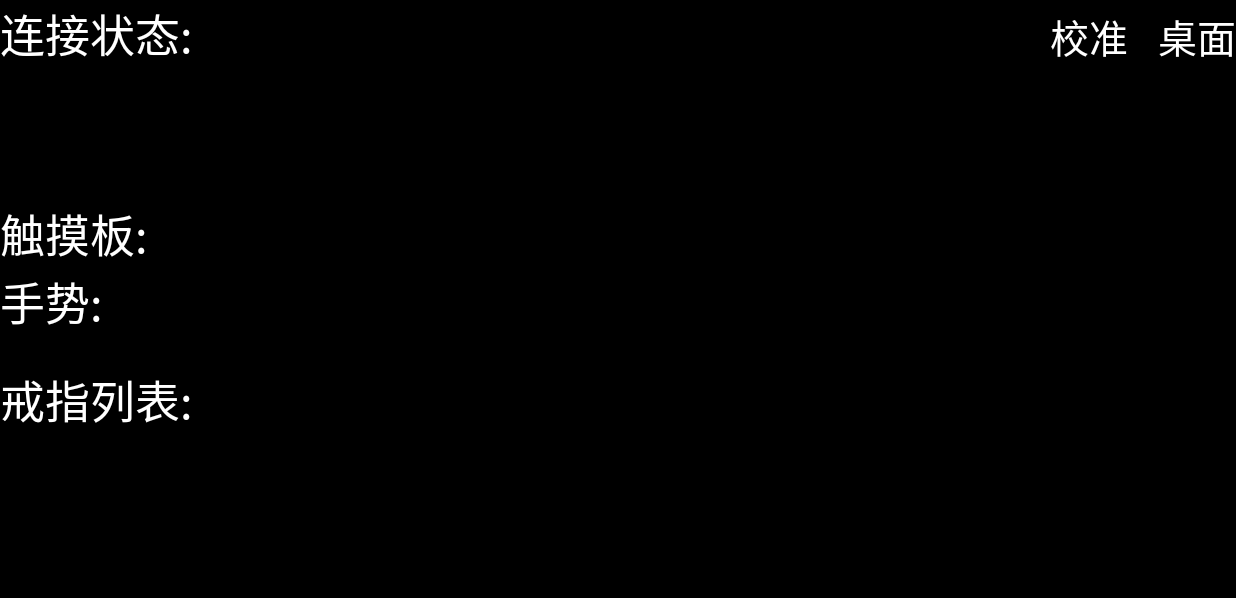
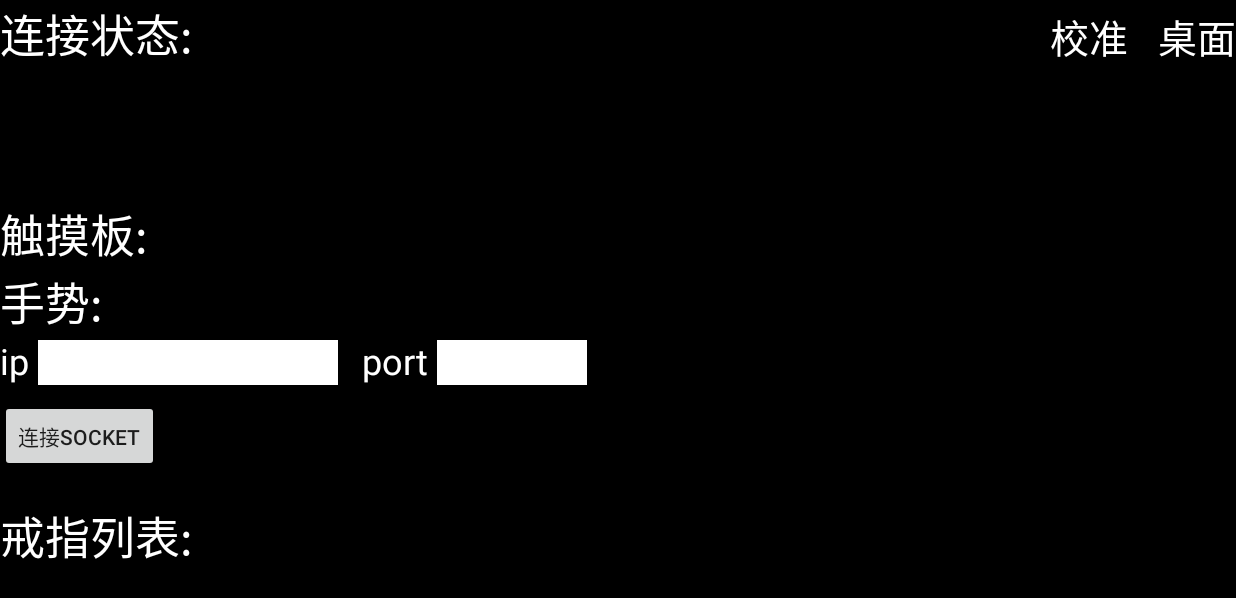
Before and after one commit to euxcet/VitureRing, an Android app built with Jetpack Compose: the screen it shows after launch (MainActivity), on a phone screen of 824 x 412 dp (held sideways). Shown: the top 598 px of the screen. Run offline under Robolectric (Android 15) with nearby library versions, the phone set to English and light mode, and no system bars; our stand-ins replace Dagger/Hilt's generated code; libraries missing offline, so code that uses them is left out: com.hcifuture.producer; 16 statements that could not run were skipped.

Commit message:
socket接收数据

```diff
--- a/app/src/main/java/com/euxcet/viturering/MainActivity.kt
+++ b/app/src/main/java/com/euxcet/viturering/MainActivity.kt
@@ -1,6 +1,7 @@
 package com.euxcet.viturering
 
 import android.Manifest
+import android.content.Context
 import android.content.Intent
 import android.content.pm.ActivityInfo
 import android.graphics.Color
@@ -8,13 +9,16 @@ import android.os.Build
 import android.os.Bundle
 import android.provider.Settings
 import android.util.Log
+import android.view.View
 import android.view.WindowManager
 import android.widget.Button
+import android.widget.EditText
 import android.widget.LinearLayout
 import android.widget.TextView
 import android.widget.Toast
 import androidx.activity.ComponentActivity
 import androidx.annotation.RequiresApi
+import androidx.core.content.edit
 import androidx.core.view.children
 import com.euxcet.viturering.utils.LanguageUtils
 import com.euxcet.viturering.utils.Permission
@@ -34,6 +38,9 @@ class MainActivity : ComponentActivity() {
 
     private var overlayView: OverlayView? = null
 
+    private var ipEditText: EditText? = null
+    private var portEditText: EditText? = null
+
     @RequiresApi(Build.VERSION_CODES.S)
     override fun onCreate(savedInstanceState: Bundle?) {
         super.onCreate(savedInstanceState)
@@ -49,13 +56,52 @@ class MainActivity : ComponentActivity() {
             Manifest.permission.INTERNET,
         ))
         setContentView(R.layout.main)
+        ipEditText = findViewById(R.id.ip)
+        portEditText = findViewById(R.id.port)
         findViewById<TextView>(R.id.toHome).setOnClickListener {
             val intent = Intent(this@MainActivity, HomeActivity::class.java)
             startActivity(intent)
+            ringManager.sendMessage("测试")
         }
         findViewById<TextView>(R.id.calibrate).setOnClickListener {
             ringManager.calibrate()
             Toast.makeText(this, "校准成功", Toast.LENGTH_SHORT).show()
+        }
+        findViewById<Button>(R.id.connect_socket).setOnClickListener {
+            try {
+                val ip = ipEditText?.text.toString()
+                val port = portEditText?.text?.toString()?.toInt() ?: 12345
+                ringManager.startSocketClient(ip, port)
+                val sharedPreferences = getSharedPreferences("RingManager", Context.MODE_PRIVATE)
+                sharedPreferences.edit {
+                    putString("ip", ip)
+                    putString("port", port.toString())
+                }
+                findViewById<Button>(R.id.connect_socket).isEnabled = false
+            } catch (e: Exception) {
+                Log.e("MainActivity", "socket连接失败", e)
+            }
+        }
+        findViewById<Button>(R.id.disconnect_socket).setOnClickListener {
+            ringManager.stopSocketClient()
+        }
+        val sharedPreferences = getSharedPreferences("RingManager", Context.MODE_PRIVATE)
+        ipEditText?.setText(sharedPreferences.getString("ip", ""))
+        portEditText?.setText(sharedPreferences.getString("port", ""))
+        ringManager.setSocketConnectCallback { connected ->
+            runOnUiThread {
+                findViewById<Button>(R.id.connect_socket).isEnabled = true
+                if (connected) {
+                    findViewById<Button>(R.id.connect_socket).visibility = View.GONE
+                    findViewById<Button>(R.id.disconnect_socket).visibility = View.VISIBLE
+                }
+            }
+        }
+        ringManager.setSocketDisconnectCallback {
+            runOnUiThread {
+                findViewById<Button>(R.id.connect_socket).visibility = View.VISIBLE
+                findViewById<Button>(R.id.disconnect_socket).visibility = View.GONE
+            }
         }
     }
 
--- a/app/src/main/res/layout/main.xml
+++ b/app/src/main/res/layout/main.xml
@@ -61,6 +61,54 @@
             android:textColor="#ffffff"
             android:textSize="30sp" />
 
+        <LinearLayout
+            android:layout_width="match_parent"
+            android:layout_height="wrap_content"
+            android:orientation="horizontal">
+            <TextView
+                android:layout_width="wrap_content"
+                android:layout_height="wrap_content"
+                android:text="ip "
+                android:textColor="#ffffff"
+                android:textSize="24sp"/>
+            <EditText
+                android:id="@+id/ip"
+                android:layout_width="200dp"
+                android:layout_height="wrap_content"
+                android:background="@color/white"
+                android:padding="4dp"/>
+            <TextView
+                android:layout_width="wrap_content"
+                android:layout_height="wrap_content"
+                android:layout_marginStart="16dp"
+                android:text="port "
+                android:textColor="#ffffff"
+                android:textSize="24sp"/>
+            <EditText
+                android:id="@+id/port"
+                android:layout_width="100dp"
+                android:layout_height="wrap_content"
+                android:padding="4dp"
+                android:background="@color/white"/>
+        </LinearLayout>
+
+        <LinearLayout
+            android:layout_width="match_parent"
+            android:layout_height="wrap_content"
+            android:layout_marginTop="10dp">
+            <Button
+                android:id="@+id/connect_socket"
+                android:layout_width="wrap_content"
+                android:layout_height="wrap_content"
+                android:text="连接socket"/>
+            <Button
+                android:id="@+id/disconnect_socket"
+                android:layout_width="wrap_content"
+                android:layout_height="wrap_content"
+                android:text="断开socket"
+                android:visibility="gone"/>
+        </LinearLayout>
+
         <TextView
             android:id="@+id/textView"
             android:layout_width="wrap_content"
```
Also changed, not shown: app/src/main/java/com/euxcet/viturering/RingManager.kt (+133 -0 lines), 1 other file.
